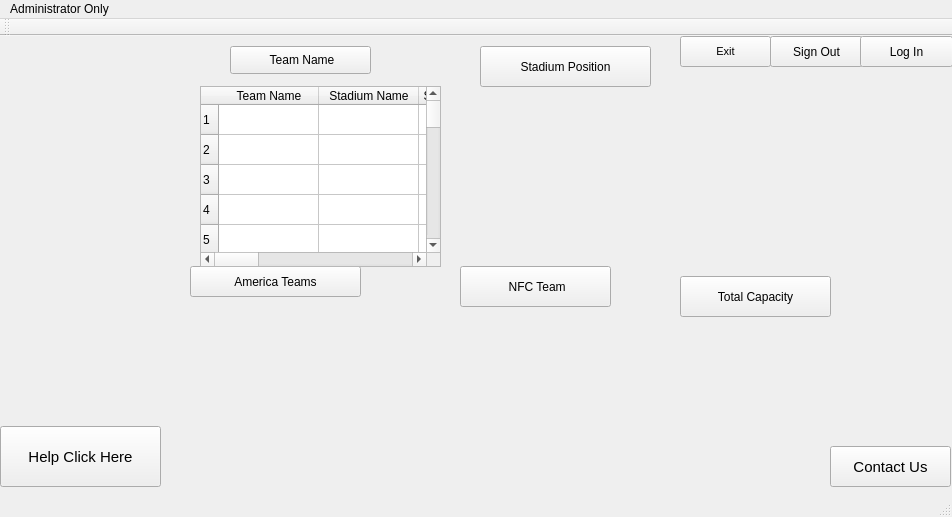
This is mainwindow.ui in Ling2251/CS1C-NFL_Porject as Qt 5 draws it before an edit. The edited form follows.
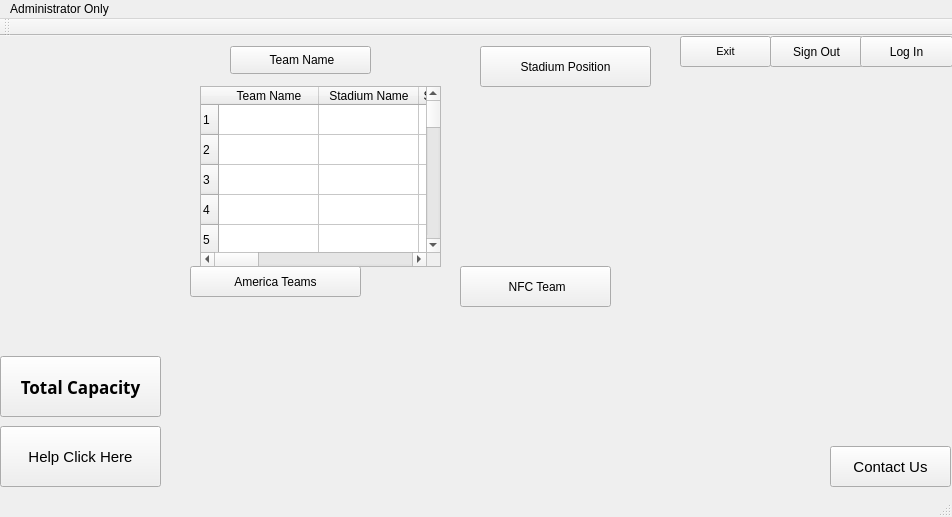
This is the edited form. Icons and pictures are not drawn.

Commit message: chanage the total capacity button

```diff
--- a/mainwindow.ui
+++ b/mainwindow.ui
@@ -189,12 +189,21 @@
    <widget class="QPushButton" name="TotalCapacity">
     <property name="geometry">
      <rect>
-      <x>680</x>
-      <y>240</y>
-      <width>151</width>
-      <height>41</height>
+      <x>0</x>
+      <y>320</y>
+      <width>161</width>
+      <height>61</height>
      </rect>
     </property>
+    <property name="font">
+     <font>
+      <family>Segoe UI Black</family>
+      <pointsize>13</pointsize>
+      <weight>75</weight>
+      <italic>false</italic>
+      <bold>true</bold>
+     </font>
+    </property>
     <property name="text">
      <string>Total Capacity</string>
     </property>
```
Left out of the diff: 2 changed lines with no effect on the pictures. The commit also changes 1 other file.
